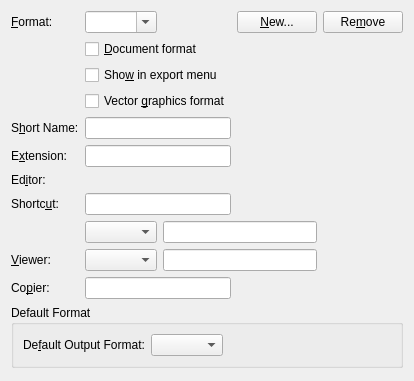
Above: src/frontends/qt4/ui/PrefFileformatsUi.ui from cburschka/lyx before the change. Below: the same form after it.
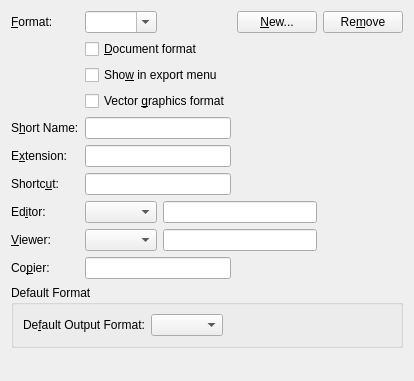
That is the form after the change.

What changed in the file:
```diff
--- a/src/frontends/qt4/ui/PrefFileformatsUi.ui
+++ b/src/frontends/qt4/ui/PrefFileformatsUi.ui
@@ -103,16 +103,6 @@
    <item row="5" column="1" colspan="2" >
     <widget class="QLineEdit" name="extensionED" />
    </item>
-   <item row="6" column="0" >
-    <widget class="QLabel" name="editorLA" >
-     <property name="text" >
-      <string>Ed&amp;itor:</string>
-     </property>
-     <property name="buddy" >
-      <cstring>editorCO</cstring>
-     </property>
-    </widget>
-   </item>
    <item row="7" column="0" >
     <widget class="QLabel" name="shortcutLA" >
      <property name="text" >
@@ -223,6 +213,16 @@
      </property>
     </spacer>
    </item>
+   <item row="8" column="0" >
+    <widget class="QLabel" name="editorLA" >
+     <property name="text" >
+      <string>Ed&amp;itor:</string>
+     </property>
+     <property name="buddy" >
+      <cstring>editorCO</cstring>
+     </property>
+    </widget>
+   </item>
   </layout>
  </widget>
  <tabstops>
```
